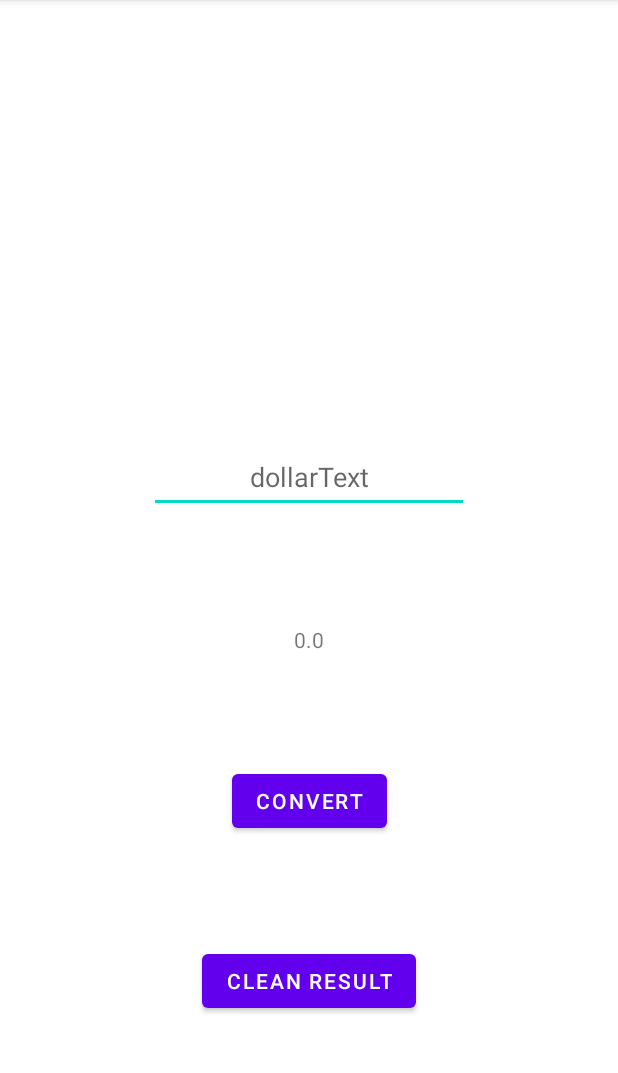
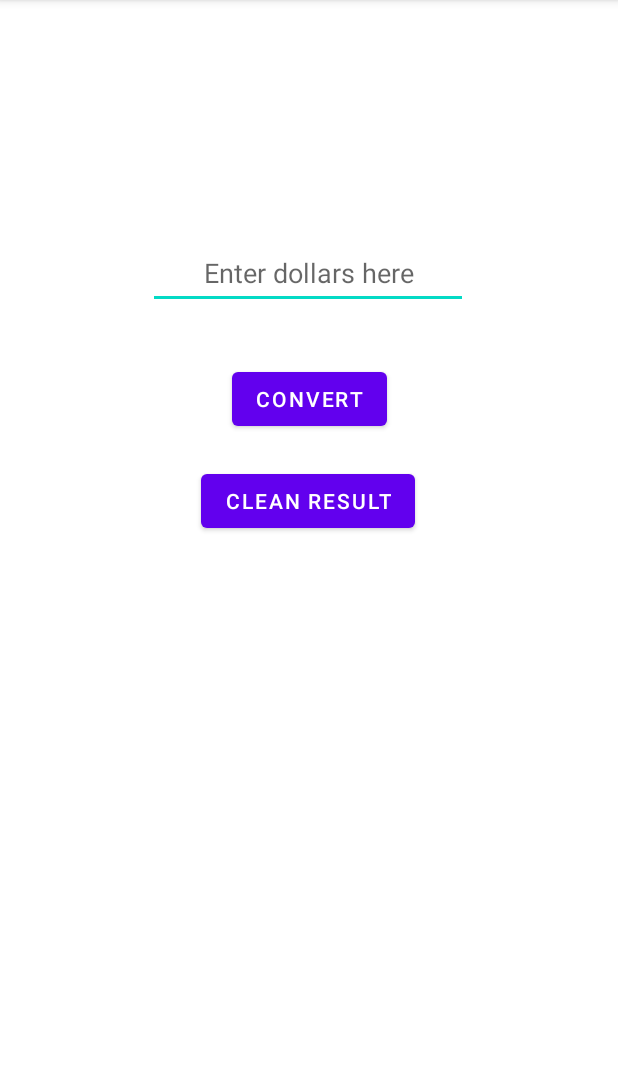
Before and after one commit to Descalzo1980/ViewModelDemo, an Android app: the screen it shows after launch (MainActivity), on a phone screen of 412 x 824 dp, the part 84-1157 px from its top. Run offline under Robolectric (Android 15) with nearby library versions, the phone set to English and light mode, and no system bars.

Commit message:
работает

```diff
--- a/app/src/main/java/ru/stas/viewmodeldemo/ui/main/MainFragment.kt
+++ b/app/src/main/java/ru/stas/viewmodeldemo/ui/main/MainFragment.kt
@@ -5,6 +5,9 @@ import android.view.LayoutInflater
 import android.view.View
 import android.view.ViewGroup
 import androidx.fragment.app.Fragment
+import androidx.fragment.app.viewModels
+import androidx.lifecycle.Observer
+import androidx.lifecycle.SavedStateViewModelFactory
 import androidx.lifecycle.ViewModelProvider
 import ru.stas.viewmodeldemo.R
 import ru.stas.viewmodeldemo.databinding.FragmentMainBinding
@@ -20,10 +23,6 @@ class MainFragment : Fragment() {
 
     private lateinit var viewModel: MainViewModel
 
-    override fun onCreate(savedInstanceState: Bundle?) {
-        super.onCreate(savedInstanceState)
-        viewModel = ViewModelProvider(this)[MainViewModel::class.java]
-    }
 
     override fun onCreateView(
         inflater: LayoutInflater, container: ViewGroup?,
@@ -35,13 +34,20 @@ class MainFragment : Fragment() {
 
     override fun onViewCreated(view: View, savedInstanceState: Bundle?) {
         super.onViewCreated(view, savedInstanceState)
-        viewModel = ViewModelProvider(this)[MainViewModel::class.java]
-        binding.resultText.text = viewModel.getResult().toString()
+        activity?.application.let {
+            val factory = SavedStateViewModelFactory(it, this)
+
+            viewModel = ViewModelProvider(this, factory)[MainViewModel::class.java]
+        }
+        val resultObserver = Observer<Float> { result ->
+            binding.resultText.text = result.toString()
+        }
+        viewModel.getResult().observe(viewLifecycleOwner, resultObserver)
 
         binding.convertButton.setOnClickListener {
                 if (binding.dollarText.text.isNotEmpty()) {
                     viewModel.setAmount(binding.dollarText.text.toString())
-                binding.resultText.text = viewModel.getResult().toString()
+
                 } else {
                     binding.resultText.text = getString(R.string.no_value)
                 }
--- a/app/src/main/java/ru/stas/viewmodeldemo/ui/main/MainViewModel.kt
+++ b/app/src/main/java/ru/stas/viewmodeldemo/ui/main/MainViewModel.kt
@@ -1,18 +1,25 @@
 package ru.stas.viewmodeldemo.ui.main
 
+import androidx.lifecycle.MutableLiveData
+import androidx.lifecycle.SavedStateHandle
 import androidx.lifecycle.ViewModel
 
-class MainViewModel : ViewModel() {
+const val RESULT_KEY = "Euro Value"
+
+class MainViewModel(private val savedStateHandle: SavedStateHandle) : ViewModel() {
 
     private val rate = 0.74f
     private var dollarText = ""
-    private var result: Float = 0f
+    private var result: MutableLiveData<Float> =
+        savedStateHandle.getLiveData(RESULT_KEY)
 
     fun setAmount(value: String){
         this.dollarText = value
-        result = value.toFloat() * rate
+        val convertedValue = value.toFloat() * rate
+        result.value = convertedValue
+        savedStateHandle[RESULT_KEY] = convertedValue
     }
-    fun getResult(): Float{
+    fun getResult(): MutableLiveData<Float> {
         return result
     }
 
--- a/app/src/main/res/layout/fragment_main.xml
+++ b/app/src/main/res/layout/fragment_main.xml
@@ -11,49 +11,49 @@
         android:id="@+id/resultText"
         android:layout_width="wrap_content"
         android:layout_height="wrap_content"
-        android:text="TextView"
-        app:layout_constraintBottom_toTopOf="@+id/convertButton"
+        android:layout_marginBottom="30dp"
+        android:text=""
+        app:layout_constraintBottom_toTopOf="@+id/dollarText"
         app:layout_constraintEnd_toEndOf="parent"
-        app:layout_constraintHorizontal_bias="0.5"
-        app:layout_constraintStart_toStartOf="parent"
-        app:layout_constraintTop_toBottomOf="@+id/dollarText" />
+        app:layout_constraintStart_toStartOf="parent" />
 
     <Button
         android:id="@+id/convertButton"
         android:layout_width="wrap_content"
         android:layout_height="wrap_content"
-        android:layout_marginBottom="136dp"
+        android:layout_marginBottom="20dp"
         android:text="Convert"
-        app:layout_constraintBottom_toBottomOf="parent"
+        app:layout_constraintBottom_toTopOf="@+id/delResult"
         app:layout_constraintEnd_toEndOf="parent"
-        app:layout_constraintHorizontal_bias="0.5"
-        app:layout_constraintStart_toStartOf="parent"
-        app:layout_constraintTop_toBottomOf="@+id/resultText" />
+        app:layout_constraintStart_toStartOf="parent" />
 
     <EditText
         android:id="@+id/dollarText"
         android:layout_width="wrap_content"
         android:layout_height="wrap_content"
-        android:layout_marginTop="220dp"
+        android:layout_marginBottom="36dp"
         android:ems="10"
         android:gravity="center"
-        android:hint="dollarText"
+        android:hint="Enter dollars here"
         android:inputType="numberDecimal"
         android:minHeight="48dp"
-        app:layout_constraintBottom_toTopOf="@+id/resultText"
+        app:layout_constraintBottom_toTopOf="@+id/convertButton"
         app:layout_constraintEnd_toEndOf="parent"
-        app:layout_constraintHorizontal_bias="0.5"
+        app:layout_constraintHorizontal_bias="0.497"
         app:layout_constraintStart_toStartOf="parent"
-        app:layout_constraintTop_toTopOf="parent" />
+        app:layout_constraintTop_toTopOf="parent"
+        app:layout_constraintVertical_bias="1.0" />
 
     <Button
         android:id="@+id/delResult"
         android:layout_width="wrap_content"
         android:layout_height="wrap_content"
-        android:layout_marginTop="72dp"
         android:text="Clean Result"
+        app:layout_constraintBottom_toBottomOf="parent"
         app:layout_constraintEnd_toEndOf="parent"
+        app:layout_constraintHorizontal_bias="0.498"
         app:layout_constraintStart_toStartOf="parent"
-        app:layout_constraintTop_toBottomOf="@+id/convertButton" />
+        app:layout_constraintTop_toTopOf="parent"
+        app:layout_constraintVertical_bias="0.431" />
 
 </androidx.constraintlayout.widget.ConstraintLayout>
```
Also changed, not shown: app/build.gradle (+13 -3 lines). Lines whose indentation alone changed are shown as unchanged.
